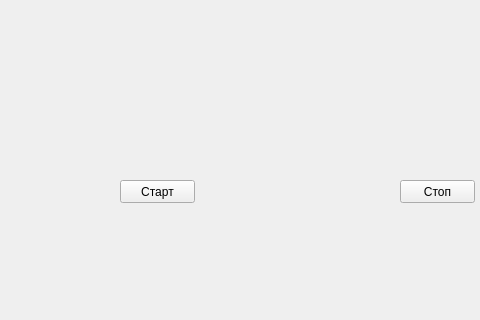
Above: mainwindow.ui from vokhmianin-da/Thread_Pull before the change; both pictures show x 0 to 480 and y 0 to 320 of the 800 by 600 pixel window. Below: the same form after it.
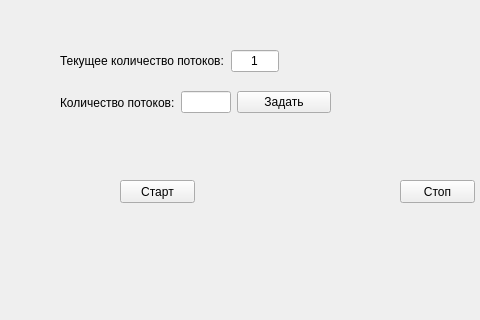
That is the form after the change.

Commit message: Изменение количества потоков

```diff
--- a/mainwindow.ui
+++ b/mainwindow.ui
@@ -40,6 +40,107 @@
      <string>Стоп</string>
     </property>
    </widget>
+   <widget class="QWidget" name="">
+    <property name="geometry">
+     <rect>
+      <x>60</x>
+      <y>90</y>
+      <width>271</width>
+      <height>25</height>
+     </rect>
+    </property>
+    <layout class="QHBoxLayout" name="horizontalLayout">
+     <item>
+      <widget class="QLabel" name="label">
+       <property name="sizePolicy">
+        <sizepolicy hsizetype="Fixed" vsizetype="Preferred">
+         <horstretch>0</horstretch>
+         <verstretch>0</verstretch>
+        </sizepolicy>
+       </property>
+       <property name="text">
+        <string>Количество потоков:</string>
+       </property>
+      </widget>
+     </item>
+     <item>
+      <widget class="QLineEdit" name="ThrQuantity">
+       <property name="maximumSize">
+        <size>
+         <width>50</width>
+         <height>16777215</height>
+        </size>
+       </property>
+       <property name="alignment">
+        <set>Qt::AlignCenter</set>
+       </property>
+      </widget>
+     </item>
+     <item>
+      <widget class="QPushButton" name="SetThrQuantity">
+       <property name="maximumSize">
+        <size>
+         <width>100</width>
+         <height>16777215</height>
+        </size>
+       </property>
+       <property name="text">
+        <string>Задать</string>
+       </property>
+      </widget>
+     </item>
+    </layout>
+   </widget>
+   <widget class="QWidget" name="">
+    <property name="geometry">
+     <rect>
+      <x>60</x>
+      <y>50</y>
+      <width>219</width>
+      <height>22</height>
+     </rect>
+    </property>
+    <layout class="QHBoxLayout" name="horizontalLayout_2">
+     <item>
+      <widget class="QLabel" name="label_2">
+       <property name="sizePolicy">
+        <sizepolicy hsizetype="Fixed" vsizetype="Preferred">
+         <horstretch>0</horstretch>
+         <verstretch>0</verstretch>
+        </sizepolicy>
+       </property>
+       <property name="minimumSize">
+        <size>
+         <width>161</width>
+         <height>0</height>
+        </size>
+       </property>
+       <property name="text">
+        <string>Текущее количество потоков: </string>
+       </property>
+      </widget>
+     </item>
+     <item>
+      <widget class="QLineEdit" name="CurrentThrQuantity">
+       <property name="maximumSize">
+        <size>
+         <width>50</width>
+         <height>16777215</height>
+        </size>
+       </property>
+       <property name="text">
+        <string>1</string>
+       </property>
+       <property name="alignment">
+        <set>Qt::AlignCenter</set>
+       </property>
+       <property name="readOnly">
+        <bool>true</bool>
+       </property>
+      </widget>
+     </item>
+    </layout>
+   </widget>
   </widget>
   <widget class="QMenuBar" name="menubar">
    <property name="geometry">
```
The commit also changes 4 other files.
